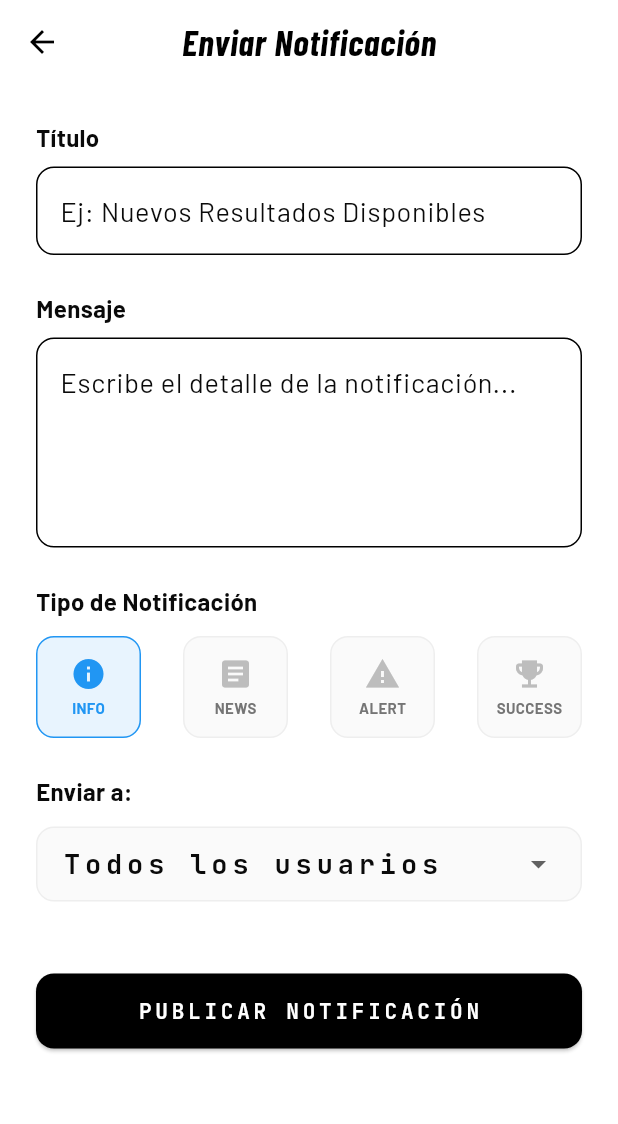
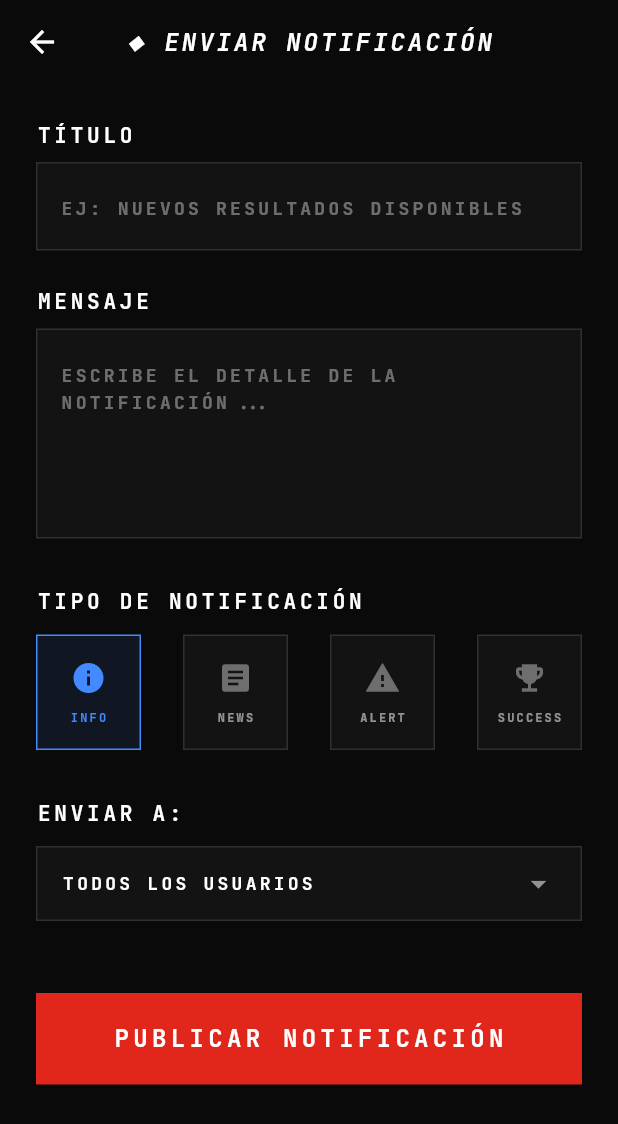
Before and after one commit to agenceaura/camim_app, a Flutter app: the AdminNotificationsScreen screen opened directly, on a phone screen of 412 x 824 dp. Shown: the top 1124 px of the screen. Run offline on Flutter 3.47's test engine with Material 3 defaults, Android fonts, the phone set to English and light mode, and no system bars; our stand-ins replace flutter_local_notifications, flutter_map, go_router, google_fonts, image_picker, latlong2 and 3 more; missing offline and left inert: dart:html, mobile_scanner; accounts and stored records are empty; network calls fail.

Commit message:
feat: redesign remaining screens to match brand identity

```diff
--- a/lib/screens/admin_notifications_screen.dart
+++ b/lib/screens/admin_notifications_screen.dart
@@ -1,6 +1,7 @@
 import 'package:flutter/material.dart';
 import 'package:supabase_flutter/supabase_flutter.dart';
 import 'package:go_router/go_router.dart';
+import '../theme/app_theme.dart';
 
 class AdminNotificationsScreen extends StatefulWidget {
   const AdminNotificationsScreen({super.key});
@@ -17,10 +18,10 @@ class _AdminNotificationsScreenState extends State<AdminNotificationsScreen> {
   bool _isLoading = false;
 
   final List<Map<String, dynamic>> _types = [
-    {'id': 'info', 'label': 'Información', 'icon': Icons.info, 'color': Colors.blue},
-    {'id': 'news', 'label': 'Noticia', 'icon': Icons.article, 'color': Colors.green},
-    {'id': 'alert', 'label': 'Alerta', 'icon': Icons.warning, 'color': Colors.orange},
-    {'id': 'success', 'label': 'Resultados', 'icon': Icons.emoji_events, 'color': Colors.purple},
+    {'id': 'info', 'label': 'Información', 'icon': Icons.info, 'color': Colors.blueAccent},
+    {'id': 'news', 'label': 'Noticia', 'icon': Icons.article, 'color': Colors.greenAccent},
+    {'id': 'alert', 'label': 'Alerta', 'icon': Icons.warning, 'color': AppTheme.camimRed},
+    {'id': 'success', 'label': 'Resultados', 'icon': Icons.emoji_events, 'color': Colors.purpleAccent},
   ];
 
   @override
@@ -44,7 +45,7 @@ class _AdminNotificationsScreenState extends State<AdminNotificationsScreen> {
   Future<void> _sendNotification() async {
     if (_titleController.text.isEmpty || _bodyController.text.isEmpty) {
       ScaffoldMessenger.of(context).showSnackBar(
-        const SnackBar(content: Text('Completar título y mensaje')),
+        const SnackBar(content: Text('Completar título y mensaje'), backgroundColor: AppTheme.camimRed),
       );
       return;
     }
@@ -67,7 +68,7 @@ class _AdminNotificationsScreenState extends State<AdminNotificationsScreen> {
     } catch (e) {
       if (mounted) {
         ScaffoldMessenger.of(context).showSnackBar(
-          SnackBar(content: Text('Error: $e'), backgroundColor: Colors.red),
+          SnackBar(content: Text('Error: $e'), backgroundColor: AppTheme.camimRed),
         );
       }
     } finally {
@@ -78,40 +79,52 @@ class _AdminNotificationsScreenState extends State<AdminNotificationsScreen> {
   @override
   Widget build(BuildContext context) {
     return Scaffold(
-      backgroundColor: Colors.white,
+      backgroundColor: AppTheme.camimInk,
       appBar: AppBar(
-        title: const Text('Enviar Notificación', style: TextStyle(color: Colors.black, fontWeight: FontWeight.bold)),
-        backgroundColor: Colors.white,
+        title: Text('◆ ENVIAR NOTIFICACIÓN', style: AppTheme.dataFont(color: Colors.white, fontSize: 16).copyWith(letterSpacing: 2)),
+        backgroundColor: AppTheme.camimInk,
         elevation: 0,
-        iconTheme: const IconThemeData(color: Colors.black),
+        iconTheme: const IconThemeData(color: Colors.white),
       ),
       body: SingleChildScrollView(
         padding: const EdgeInsets.all(24.0),
         child: Column(
           crossAxisAlignment: CrossAxisAlignment.start,
           children: [
-            const Text('Título', style: TextStyle(fontWeight: FontWeight.bold)),
+            Text('TÍTULO', style: AppTheme.dataFont(color: Colors.white, fontSize: 14)),
             const SizedBox(height: 8),
             TextField(
               controller: _titleController,
+              style: AppTheme.dataFont(color: Colors.white),
               decoration: InputDecoration(
-                hintText: 'Ej: Nuevos Resultados Disponibles',
-                border: OutlineInputBorder(borderRadius: BorderRadius.circular(12)),
+                hintText: 'EJ: NUEVOS RESULTADOS DISPONIBLES',
+                hintStyle: AppTheme.dataFont(color: Colors.white38, fontSize: 12),
+                filled: true,
+                fillColor: AppTheme.camimAsh,
+                border: const OutlineInputBorder(borderRadius: BorderRadius.zero, borderSide: BorderSide(color: Colors.white12)),
+                enabledBorder: const OutlineInputBorder(borderRadius: BorderRadius.zero, borderSide: BorderSide(color: Colors.white12)),
+                focusedBorder: const OutlineInputBorder(borderRadius: BorderRadius.zero, borderSide: BorderSide(color: AppTheme.camimRed)),
               ),
             ),
             const SizedBox(height: 24),
-            const Text('Mensaje', style: TextStyle(fontWeight: FontWeight.bold)),
+            Text('MENSAJE', style: AppTheme.dataFont(color: Colors.white, fontSize: 14)),
             const SizedBox(height: 8),
             TextField(
               controller: _bodyController,
               maxLines: 4,
+              style: AppTheme.dataFont(color: Colors.white),
               decoration: InputDecoration(
-                hintText: 'Escribe el detalle de la notificación...',
-                border: OutlineInputBorder(borderRadius: BorderRadius.circular(12)),
+                hintText: 'ESCRIBE EL DETALLE DE LA NOTIFICACIÓN...',
+                hintStyle: AppTheme.dataFont(color: Colors.white38, fontSize: 12),
+                filled: true,
+                fillColor: AppTheme.camimAsh,
+                border: const OutlineInputBorder(borderRadius: BorderRadius.zero, borderSide: BorderSide(color: Colors.white12)),
+                enabledBorder: const OutlineInputBorder(borderRadius: BorderRadius.zero, borderSide: BorderSide(color: Colors.white12)),
+                focusedBorder: const OutlineInputBorder(borderRadius: BorderRadius.zero, borderSide: BorderSide(color: AppTheme.camimRed)),
               ),
             ),
-            const SizedBox(height: 24),
-            const Text('Tipo de Notificación', style: TextStyle(fontWeight: FontWeight.bold)),
+            const SizedBox(height: 32),
+            Text('TIPO DE NOTIFICACIÓN', style: AppTheme.dataFont(color: Colors.white, fontSize: 14)),
             const SizedBox(height: 12),
             Row(
               mainAxisAlignment: MainAxisAlignment.spaceBetween,
@@ -121,42 +134,42 @@ class _AdminNotificationsScreenState extends State<AdminNotificationsScreen> {
                   onTap: () => setState(() => _selectedType = type['id']),
                   child: Container(
                     width: 70,
-                    padding: const EdgeInsets.symmetric(vertical: 12),
+                    padding: const EdgeInsets.symmetric(vertical: 16),
                     decoration: BoxDecoration(
-                      color: isSelected ? type['color'].withOpacity(0.1) : Colors.grey[50],
-                      borderRadius: BorderRadius.circular(12),
-                      border: Border.all(color: isSelected ? type['color'] : Colors.grey[200]!),
+                      color: isSelected ? type['color'].withOpacity(0.1) : AppTheme.camimAsh,
+                      border: Border.all(color: isSelected ? type['color'] : Colors.white12),
                     ),
                     child: Column(
                       children: [
-                        Icon(type['icon'], color: isSelected ? type['color'] : Colors.grey[400]),
-                        const SizedBox(height: 4),
-                        Text(type['id'].toUpperCase(), style: TextStyle(fontSize: 10, color: isSelected ? type['color'] : Colors.grey[600], fontWeight: FontWeight.bold)),
+                        Icon(type['icon'], color: isSelected ? type['color'] : Colors.white38),
+                        const SizedBox(height: 8),
+                        Text(type['id'].toUpperCase(), style: AppTheme.dataFont(fontSize: 8, color: isSelected ? type['color'] : Colors.white54)),
                       ],
                     ),
                   ),
                 );
               }).toList(),
             ),
-            const SizedBox(height: 24),
-            const Text('Enviar a:', style: TextStyle(fontWeight: FontWeight.bold)),
+            const SizedBox(height: 32),
+            Text('ENVIAR A:', style: AppTheme.dataFont(color: Colors.white, fontSize: 14)),
             const SizedBox(height: 12),
             Container(
               padding: const EdgeInsets.symmetric(horizontal: 16),
               decoration: BoxDecoration(
-                color: Colors.grey[50],
-                borderRadius: BorderRadius.circular(12),
-                border: Border.all(color: Colors.grey[200]!),
+                color: AppTheme.camimAsh,
+                border: Border.all(color: Colors.white12),
               ),
               child: DropdownButtonHideUnderline(
                 child: DropdownButton<String>(
                   value: _targetRole,
                   isExpanded: true,
+                  dropdownColor: AppTheme.camimAsh,
+                  icon: const Icon(Icons.arrow_drop_down, color: Colors.white54),
                   onChanged: (val) => setState(() => _targetRole = val!),
-                  items: const [
-                    DropdownMenuItem(value: 'all', child: Text('Todos los usuarios')),
-                    DropdownMenuItem(value: 'pilot', child: Text('Solo Pilotos')),
-                    DropdownMenuItem(value: 'spectator', child: Text('Solo Espectadores')),
+                  items: [
+                    DropdownMenuItem(value: 'all', child: Text('TODOS LOS USUARIOS', style: AppTheme.dataFont(color: Colors.white, fontSize: 12))),
+                    DropdownMenuItem(value: 'pilot', child: Text('SOLO PILOTOS', style: AppTheme.dataFont(color: Colors.white, fontSize: 12))),
+                    DropdownMenuItem(value: 'spectator', child: Text('SOLO ESPECTADORES', style: AppTheme.dataFont(color: Colors.white, fontSize: 12))),
                   ],
                 ),
               ),
@@ -167,14 +180,14 @@ class _AdminNotificationsScreenState extends State<AdminNotificationsScreen> {
               child: ElevatedButton(
                 onPressed: _isLoading ? null : _sendNotification,
                 style: ElevatedButton.styleFrom(
-                  backgroundColor: Colors.black,
+                  backgroundColor: AppTheme.camimRed,
                   foregroundColor: Colors.white,
-                  padding: const EdgeInsets.symmetric(vertical: 16),
-                  shape: RoundedRectangleBorder(borderRadius: BorderRadius.circular(12)),
+                  padding: const EdgeInsets.symmetric(vertical: 20),
+                  shape: const RoundedRectangleBorder(borderRadius: BorderRadius.zero),
                 ),
                 child: _isLoading
                     ? const CircularProgressIndicator(color: Colors.white)
-                    : const Text('PUBLICAR NOTIFICACIÓN', style: TextStyle(fontWeight: FontWeight.bold)),
+                    : Text('PUBLICAR NOTIFICACIÓN', style: AppTheme.dataFont(color: Colors.white, fontSize: 16)),
               ),
             ),
           ],
```
Also changed, not shown: lib/screens/admin_dates_list_screen.dart (+27 -23 lines), lib/screens/admin_live_event_screen.dart (+67 -38 lines), lib/screens/admin_pilots_list_screen.dart (+33 -39 lines), lib/screens/costs_screen.dart (+22 -35 lines), lib/screens/dates_history_screen.dart (+29 -27 lines), lib/screens/live_event_screen.dart (+55 -54 lines), lib/screens/regulations_screen.dart (+28 -19 lines).
